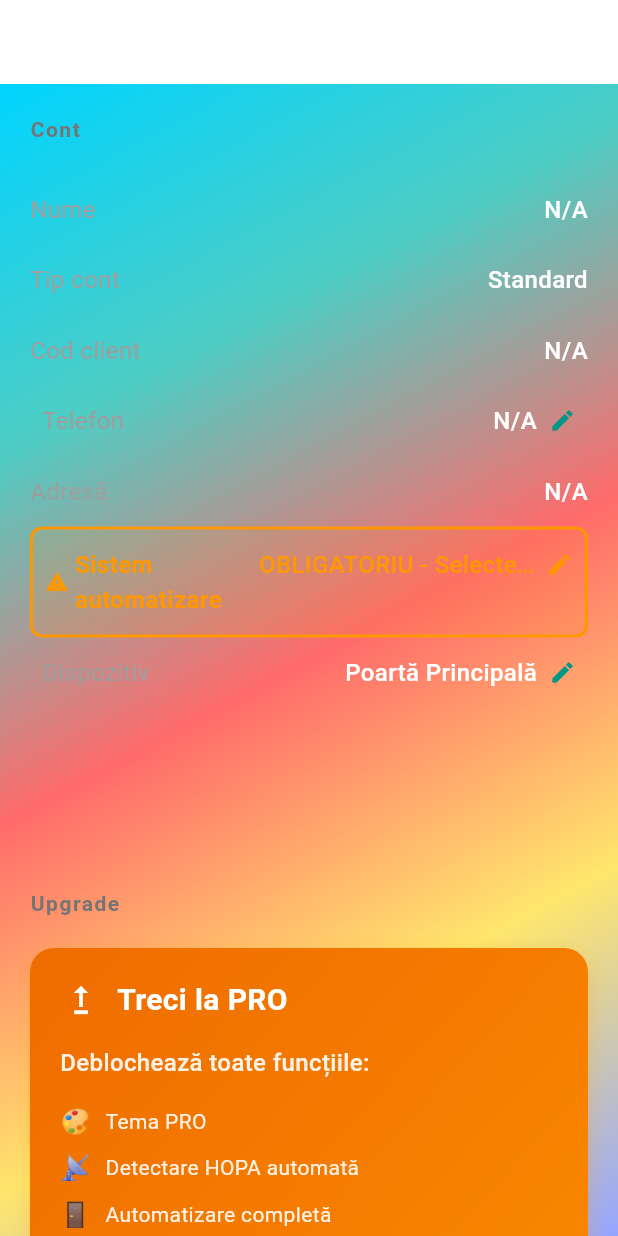
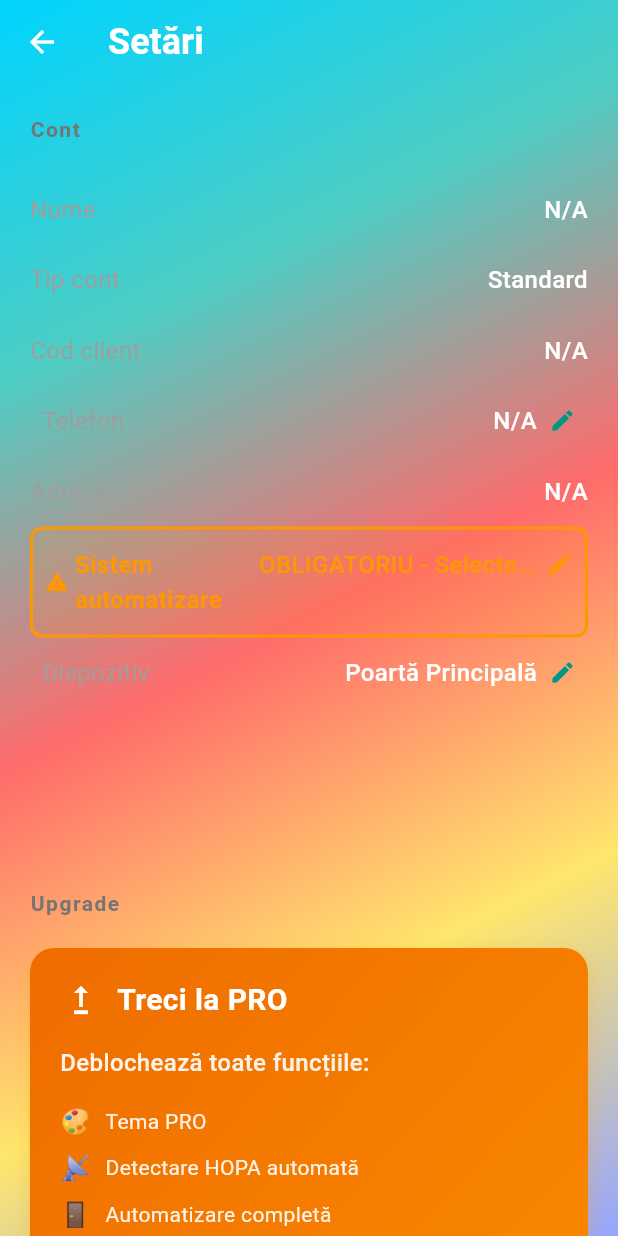
Before and after one commit to Lerua99/ios, a Flutter app: the SettingsScreen screen opened directly, on a phone screen of 412 x 824 dp. Run offline on Flutter 3.47's test engine with Material 3 defaults, Android fonts, the light colour scheme and no system bars; our stand-ins replace device_info_plus, firebase_core, firebase_messaging, geocoding, google_maps_flutter, permission_handler and 2 more; missing offline and left inert: network_info_plus, wifi_scan; accounts and stored records are empty; network calls fail.

Commit message:
Fix Settings screen gray background on iOS - wrap Scaffold with background widget

```diff
--- a/lib/screens/settings_screen.dart
+++ b/lib/screens/settings_screen.dart
@@ -479,7 +479,8 @@ class _SettingsScreenState extends State<SettingsScreen> {
         .replaceAll('CT', 'Constanța')
         .replaceAll('JUDETUL', 'Județul');
 
-    return Scaffold(
+    return themeService.getBackgroundWidget(
+      Scaffold(
         backgroundColor: Colors.transparent,
         appBar: AppBar(
           backgroundColor: Colors.transparent,
@@ -497,8 +498,7 @@ class _SettingsScreenState extends State<SettingsScreen> {
             ),
           ),
         ),
-      body: themeService.getBackgroundWidget(
-        SingleChildScrollView(
+        body: SingleChildScrollView(
           padding: const EdgeInsets.all(20),
           child: Column(
             crossAxisAlignment: CrossAxisAlignment.start,
@@ -627,6 +627,7 @@ class _SettingsScreenState extends State<SettingsScreen> {
 
               const SizedBox(height: 40),
             ],
+          ),
         ),
       ),
       ),
```
Lines whose indentation alone changed are shown as unchanged.
